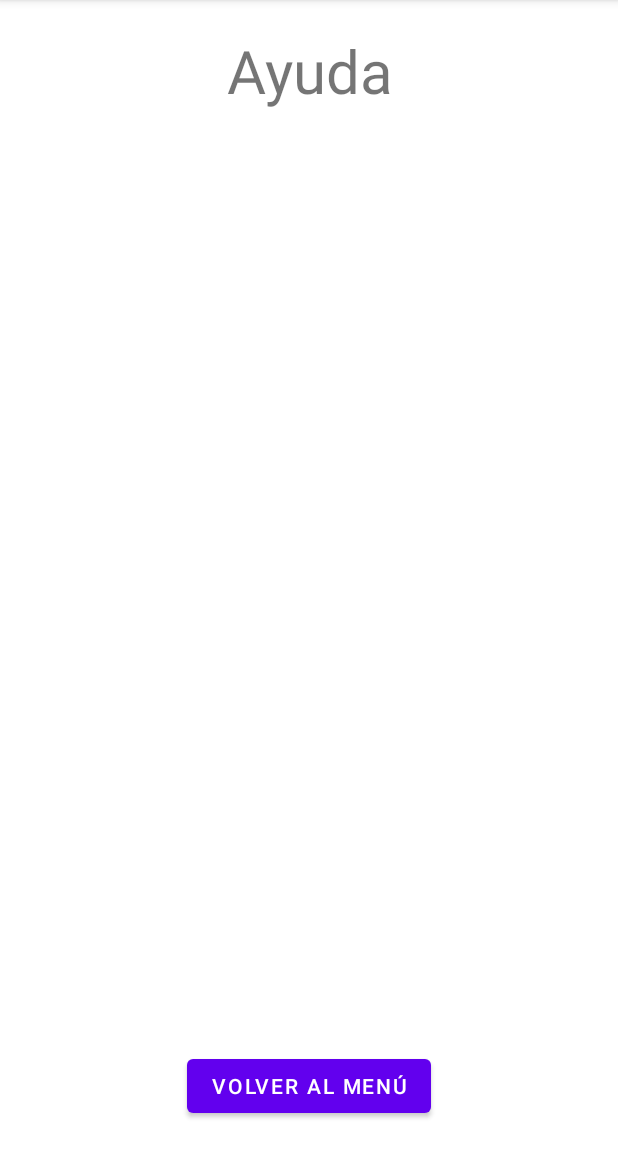
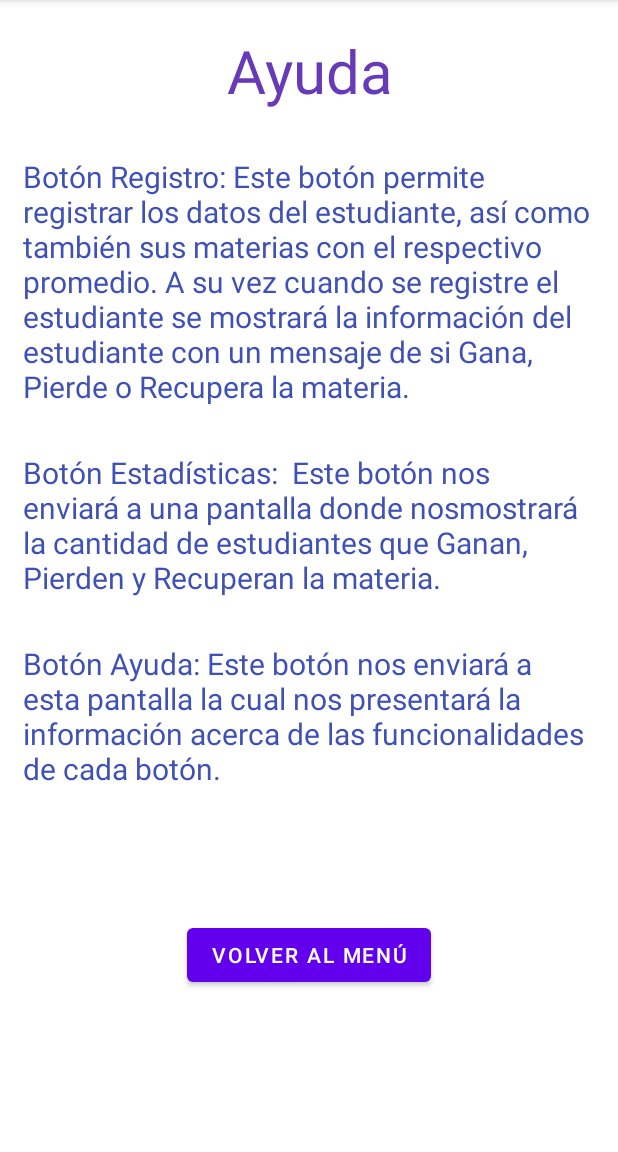
Before and after one commit to KevinL0pez/MyLittleGrasshoppers, an Android app: the ActivitySupport screen opened directly, with no data from a screen before it, on a phone screen of 412 x 824 dp, the part 84-1236 px from its top. Run offline under Robolectric (Android 15) with nearby library versions, the phone set to English and light mode, and no system bars.

```diff
--- a/app/src/main/AndroidManifest.xml
+++ b/app/src/main/AndroidManifest.xml
@@ -9,7 +9,6 @@
         android:roundIcon="@mipmap/ic_launcher_round"
         android:supportsRtl="true"
         android:theme="@style/Theme.MisPequeñosSaltamontes">
-
         <activity
             android:name=".interfaces.SplashScreenActivity"
             android:exported="true">
--- a/app/src/main/java/com/mispequeossaltamontes/activities/ActivitySupport.kt
+++ b/app/src/main/java/com/mispequeossaltamontes/activities/ActivitySupport.kt
@@ -2,11 +2,20 @@ package com.mispequeossaltamontes.activities
 
 import androidx.appcompat.app.AppCompatActivity
 import android.os.Bundle
+import android.widget.Button
 import com.mispequeossaltamontes.R
 
 class ActivitySupport : AppCompatActivity() {
     override fun onCreate(savedInstanceState: Bundle?) {
         super.onCreate(savedInstanceState)
         setContentView(R.layout.activity_support)
+
+        val miBoton: Button = findViewById(R.id.btnSalirAyuda)
+        miBoton.setOnClickListener{salir()}
+
+    }
+
+    private fun salir() {
+        finish()
     }
 }
--- a/app/src/main/res/layout/activity_register.xml
+++ b/app/src/main/res/layout/activity_register.xml
@@ -108,7 +108,8 @@
                     android:layout_marginLeft="65dp"
                     android:singleLine="true"
                     android:layout_marginRight="20dp"
-                    android:inputType="number" />
+                    android:inputType="number"
+                    android:maxLength="2"/>
 
             </TableRow>
 
--- a/app/src/main/res/layout/activity_splash_screen.xml
+++ b/app/src/main/res/layout/activity_splash_screen.xml
@@ -18,15 +18,13 @@
             android:id="@+id/logo"
             android:layout_width="180dp"
             android:layout_height="180dp"
-            android:src="@drawable/logoo"
-            android:layout_gravity="center" />
+            android:src="@drawable/logoo" />
 
         <TextView
             android:layout_width="wrap_content"
             android:layout_height="wrap_content"
             android:text="¡Mis pequeños \n saltamontes!"
             android:textSize="50dp"
-            android:layout_gravity="center"
             android:layout_marginTop="100dp"
             android:textColor="@color/cardview_dark_background"/>
 
--- a/app/src/main/res/layout/activity_support.xml
+++ b/app/src/main/res/layout/activity_support.xml
@@ -16,20 +16,50 @@
             android:id="@+id/txtAyuda"
             android:layout_width="match_parent"
             android:layout_height="wrap_content"
+            android:layout_marginTop="20dp"
             android:text="Ayuda"
-            android:layout_marginTop="20dp"
-            android:textSize="40dp"
-            android:textAlignment="center"/>
+            android:textAlignment="center"
+            android:textColor="#673AB7"
+            android:textSize="40dp" />
+
+        <TextView
+            android:layout_width="match_parent"
+            android:layout_height="wrap_content"
+            android:layout_marginLeft="15dp"
+            android:layout_marginTop="30dp"
+            android:layout_marginRight="15dp"
+            android:gravity="center_vertical"
+            android:text="Botón Registro: Este botón permite registrar los datos del estudiante, así como también sus materias con el respectivo promedio. A su vez cuando se registre el estudiante se mostrará la información del estudiante con un mensaje de si Gana, Pierde o Recupera la materia."
+            android:textColor="#3F51B5"
+            android:textSize="20dp" />
+
+        <TextView
+            android:layout_width="match_parent"
+            android:layout_height="wrap_content"
+            android:layout_marginLeft="15dp"
+            android:layout_marginTop="30dp"
+            android:layout_marginRight="15dp"
+            android:textColor="#3F51B5"
+            android:text="Botón Estadísticas:  Este botón nos enviará a una pantalla donde nosmostrará la cantidad de estudiantes que Ganan, Pierden y Recuperan la materia."
+            android:textSize="20dp" />
+
+        <TextView
+            android:layout_width="match_parent"
+            android:layout_height="wrap_content"
+            android:layout_marginLeft="15dp"
+            android:layout_marginTop="30dp"
+            android:layout_marginRight="15dp"
+            android:textColor="#3F51B5"
+            android:text="Botón Ayuda: Este botón nos enviará a esta pantalla la cual nos presentará la información acerca de las funcionalidades de cada botón."
+            android:textSize="20dp" />
 
     </LinearLayout>
-
-
 
     <LinearLayout
         android:layout_width="match_parent"
         android:layout_height="match_parent"
         android:orientation="vertical"
-        android:gravity="bottom"
+        android:gravity="center"
         android:layout_marginBottom="20dp">
 
         <Button
```
Also changed, not shown: app/src/main/java/com/mispequeossaltamontes/activities/ActivityPrintDates.kt (+13 -3 lines), app/src/main/java/com/mispequeossaltamontes/activities/ActivityRegister.kt (+65 -44 lines), app/src/main/java/com/mispequeossaltamontes/clases/Estudiante.kt (+0 -18 lines), app/src/main/java/com/mispequeossaltamontes/clases/Operaciones.kt (+29 -29 lines).
